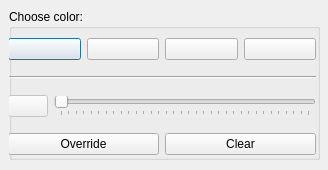
Above: ui/ColorOverride.ui from sweet4lorie/Emily_Scripts before the change. Below: the same form after it.
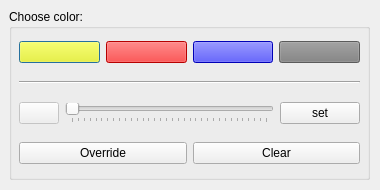
That is the form after the change.

Commit message: Fixing and updating color override script and name helper

The edit to the form file:
```diff
--- a/ui/ColorOverride.ui
+++ b/ui/ColorOverride.ui
@@ -6,8 +6,8 @@
    <rect>
     <x>0</x>
     <y>0</y>
-    <width>328</width>
-    <height>170</height>
+    <width>380</width>
+    <height>190</height>
    </rect>
   </property>
   <property name="windowTitle">
@@ -18,8 +18,8 @@
     <rect>
      <x>9</x>
      <y>9</y>
-     <width>311</width>
-     <height>151</height>
+     <width>361</width>
+     <height>171</height>
     </rect>
    </property>
    <layout class="QVBoxLayout" name="suffixVerticalLayout">
@@ -31,38 +31,50 @@
       <widget class="QWidget" name="verticalLayoutWidget_2">
        <property name="geometry">
         <rect>
-         <x>-1</x>
-         <y>19</y>
-         <width>308</width>
-         <height>137</height>
+         <x>10</x>
+         <y>20</y>
+         <width>341</width>
+         <height>149</height>
         </rect>
        </property>
        <layout class="QVBoxLayout" name="verticalLayout">
         <item>
          <layout class="QHBoxLayout" name="horizontalLayout">
           <item>
-           <widget class="QPushButton" name="pushButton_2">
+           <widget class="QPushButton" name="defaultColor0Button">
+            <property name="styleSheet">
+             <string notr="true">background-color: rgb(255, 255, 0)</string>
+            </property>
             <property name="text">
              <string/>
             </property>
            </widget>
           </item>
           <item>
-           <widget class="QPushButton" name="pushButton_3">
+           <widget class="QPushButton" name="defaultColor1Button">
+            <property name="styleSheet">
+             <string notr="true">background-color: rgb(255, 0, 0)</string>
+            </property>
             <property name="text">
              <string/>
             </property>
            </widget>
           </item>
           <item>
-           <widget class="QPushButton" name="pushButton_4">
+           <widget class="QPushButton" name="defaultColor2Button">
+            <property name="styleSheet">
+             <string notr="true">background-color: rgb(0, 0, 255)</string>
+            </property>
             <property name="text">
              <string/>
             </property>
            </widget>
           </item>
           <item>
-           <widget class="QPushButton" name="pushButton_5">
+           <widget class="QPushButton" name="defaultColor3Button">
+            <property name="styleSheet">
+             <string notr="true">background-color: rgb(128, 128, 128)</string>
+            </property>
             <property name="text">
              <string/>
             </property>
@@ -102,19 +114,26 @@
             </property>
            </widget>
           </item>
-         </layout>
-        </item>
-        <item>
-         <layout class="QHBoxLayout" name="horizontalLayout_3">
           <item>
            <widget class="QPushButton" name="pushButton">
             <property name="text">
+             <string>set</string>
+            </property>
+           </widget>
+          </item>
+         </layout>
+        </item>
+        <item>
+         <layout class="QHBoxLayout" name="buttonHorizontalLayout">
+          <item>
+           <widget class="QPushButton" name="overrideButton">
+            <property name="text">
              <string>Override</string>
             </property>
            </widget>
           </item>
           <item>
-           <widget class="QPushButton" name="pushButton_7">
+           <widget class="QPushButton" name="clearButton">
             <property name="text">
              <string>Clear</string>
             </property>
```
Left out of the diff: 22 changed lines with no effect on the pictures. The commit also changes 3 other files.
